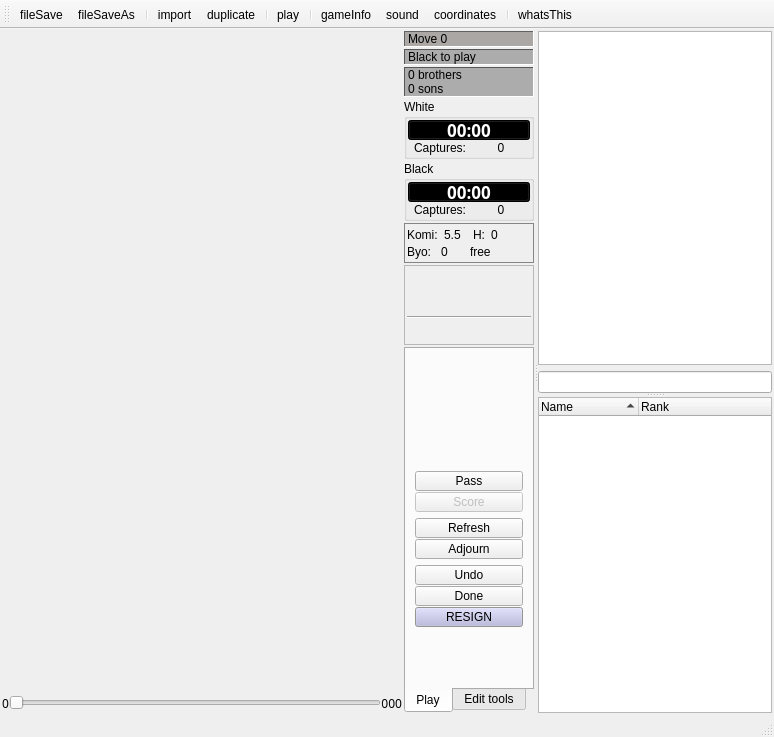
Before: the Qt Designer form src/board/boardwindow.ui in iamsyt/qgo, drawn with Qt 5.
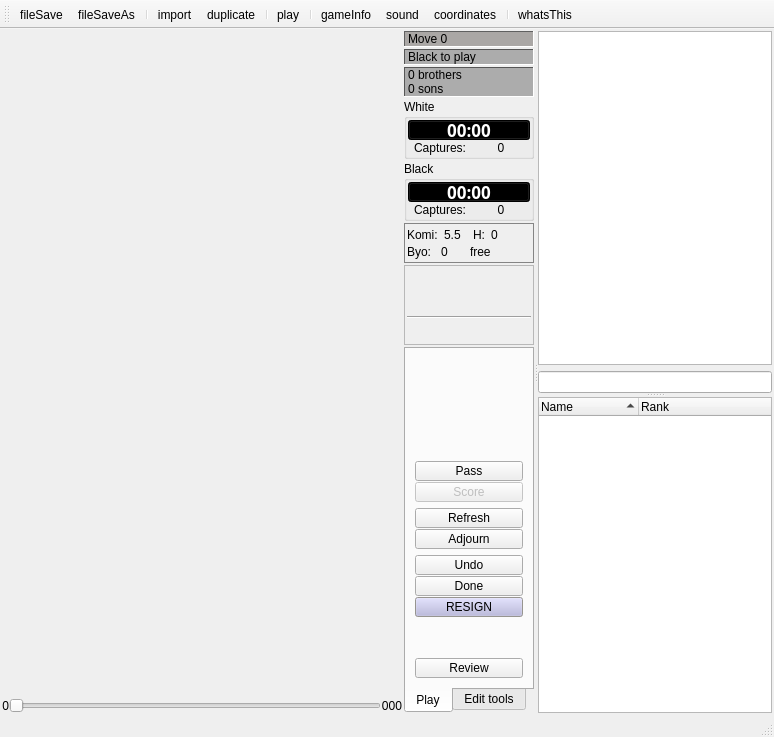
After: the same form once the commit is applied. The open tabs and pages were chosen to show the change. Icons and pictures are not drawn. Custom widgets are drawn as their Qt base class.

```diff
--- a/src/board/boardwindow.ui
+++ b/src/board/boardwindow.ui
@@ -75,7 +75,7 @@
             <widget class="QLabel" name="sliderRightLabel" >
              <property name="font" >
               <font>
-               <family>Sans Serif</family>
+               <family>Helvetica</family>
                <pointsize>9</pointsize>
                <weight>50</weight>
                <italic>false</italic>
@@ -133,7 +133,7 @@
              <property name="maximumSize" >
               <size>
                <width>32767</width>
-               <height>20</height>
+               <height>15</height>
               </size>
              </property>
              <property name="focusPolicy" >
@@ -162,7 +162,7 @@
             <widget class="QLabel" name="sliderLeftLabel" >
              <property name="font" >
               <font>
-               <family>Sans Serif</family>
+               <family>Helvetica</family>
                <pointsize>9</pointsize>
                <weight>50</weight>
                <italic>false</italic>
@@ -4524,6 +4524,19 @@
                    </property>
                   </spacer>
                  </item>
+                 <item>
+                  <widget class="QPushButton" name="reviewButton" >
+                   <property name="maximumSize" >
+                    <size>
+                     <width>16777215</width>
+                     <height>20</height>
+                    </size>
+                   </property>
+                   <property name="text" >
+                    <string>Review</string>
+                   </property>
+                  </widget>
+                 </item>
                 </layout>
                </item>
               </layout>
```
Left out of the diff: 2 changed lines with no effect on the pictures.
